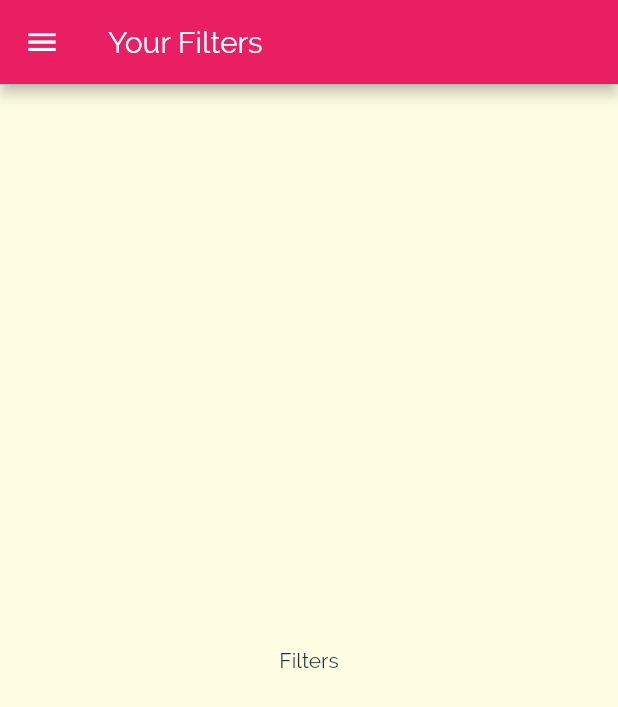
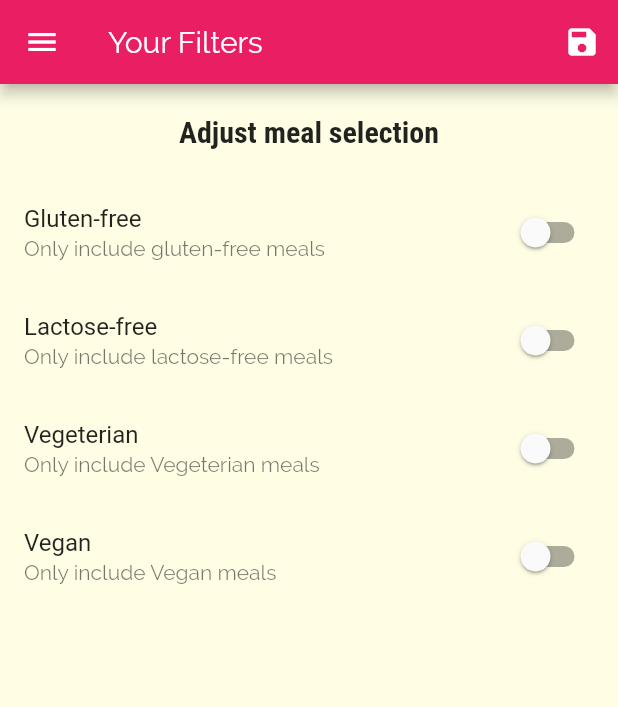
Before and after one commit to otma88/meals_app, a Flutter app: the Filters screen opened by its route, on a phone screen of 412 x 824 dp. Shown: the top 707 px of the screen. Run offline on Flutter 3.47's test engine with Material 2 defaults, Android fonts, the phone set to English and light mode, and no system bars.

Commit message:
working on meals app 2

```diff
--- a/lib/main.dart
+++ b/lib/main.dart
@@ -1,15 +1,48 @@
 import 'dart:ui';
 
 import 'package:flutter/material.dart';
+import 'package:meals_app/dummy_data.dart';
+import 'package:meals_app/models/meal.dart';
 import 'package:meals_app/screens/filters.dart';
-import 'file:///C:/Users/mario.otmacic/Desktop/Mario/flutter/meals_app/lib/screens/categories.dart';
-import 'file:///C:/Users/mario.otmacic/Desktop/Mario/flutter/meals_app/lib/screens/category_meals.dart';
+import 'package:meals_app/screens/categories.dart';
+import 'package:meals_app/screens/category_meals.dart';
 import 'package:meals_app/screens/meal_detail.dart';
 import 'package:meals_app/screens/tabs.dart';
 
 void main() => runApp(MyApp());
 
-class MyApp extends StatelessWidget {
+class MyApp extends StatefulWidget {
+  @override
+  _MyAppState createState() => _MyAppState();
+}
+
+class _MyAppState extends State<MyApp> {
+  Map<String, bool> _filters = {'gluten': false, 'lactose': false, 'vegan': false, 'vegeterian': false};
+
+  List<Meal> _availableMeals = DUMMY_MEALS;
+
+  void _setFilters(Map<String, bool> filterData) {
+    setState(() {
+      _filters = filterData;
+
+      _availableMeals = DUMMY_MEALS.where((element) {
+        if (_filters['gluten'] && !element.isGlutenFree) {
+          return false;
+        }
+        if (_filters['lactose'] && !element.isLactoseFree) {
+          return false;
+        }
+        if (_filters['vegan'] && !element.isVegan) {
+          return false;
+        }
+        if (_filters['vegeterian'] && !element.isVegetarian) {
+          return false;
+        }
+        return true;
+      }).toList();
+    });
+  }
+
   @override
   Widget build(BuildContext context) {
     return MaterialApp(
@@ -26,9 +59,9 @@ class MyApp extends StatelessWidget {
       // home: Categories(),
       routes: {
         '/': (ctx) => Tabs(),
-        CategoryMeals.routeName: (ctx) => CategoryMeals(),
+        CategoryMeals.routeName: (ctx) => CategoryMeals(_availableMeals),
         MealDetail.routeName: (ctx) => MealDetail(),
-        Filters.routeName: (ctx) => Filters()
+        Filters.routeName: (ctx) => Filters(_filters, _setFilters)
       },
     );
   }
--- a/lib/screens/filters.dart
+++ b/lib/screens/filters.dart
@@ -1,19 +1,89 @@
 import 'package:flutter/material.dart';
 import 'package:meals_app/widgets/main_drawer.dart';
 
-class Filters extends StatelessWidget {
+class Filters extends StatefulWidget {
   static const String routeName = '/filters';
+
+  final Function saveFilters;
+  final Map<String, bool> currentFilters;
+
+  Filters(this.currentFilters, this.saveFilters);
+
+  @override
+  _FiltersState createState() => _FiltersState();
+}
+
+class _FiltersState extends State<Filters> {
+  bool _glutenFree = false;
+  bool _vegeterian = false;
+  bool _vegan = false;
+  bool _lactoseFree = false;
+
+  @override
+  void initState() {
+    _glutenFree = widget.currentFilters['gluten'];
+    _lactoseFree = widget.currentFilters['lactose'];
+    _vegeterian = widget.currentFilters['vegeterian'];
+    _vegan = widget.currentFilters['vegan'];
+    super.initState();
+  }
+
+  Widget _buildSwitchListTile(String title, String description, bool currentValue, Function updateValue) {
+    return SwitchListTile(title: Text(title), value: currentValue, subtitle: Text(description), onChanged: updateValue);
+  }
 
   @override
   Widget build(BuildContext context) {
     return Scaffold(
-      appBar: AppBar(
-        title: Text('Your Filters'),
-      ),
-      drawer: MainDrawer(),
-      body: Center(
-        child: Text('Filters'),
-      ),
-    );
+        appBar: AppBar(
+          title: Text('Your Filters'),
+          actions: <Widget>[
+            IconButton(
+              icon: Icon(Icons.save),
+              onPressed: () {
+                final selectedFilters = {'gluten': _glutenFree, 'lactose': _lactoseFree, 'vegan': _vegan, 'vegeterian': _vegeterian};
+                widget.saveFilters(selectedFilters);
+              },
+            )
+          ],
+        ),
+        drawer: MainDrawer(),
+        body: Column(
+          children: <Widget>[
+            Container(
+              padding: EdgeInsets.all(20),
+              child: Text(
+                'Adjust meal selection',
+                style: Theme.of(context).textTheme.title,
+              ),
+            ),
+            Expanded(
+              child: ListView(
+                children: <Widget>[
+                  _buildSwitchListTile('Gluten-free', 'Only include gluten-free meals', _glutenFree, (newValue) {
+                    setState(() {
+                      _glutenFree = newValue;
+                    });
+                  }),
+                  _buildSwitchListTile('Lactose-free', 'Only include lactose-free meals', _lactoseFree, (newValue) {
+                    setState(() {
+                      _lactoseFree = newValue;
+                    });
+                  }),
+                  _buildSwitchListTile('Vegeterian', 'Only include Vegeterian meals', _vegeterian, (newValue) {
+                    setState(() {
+                      _vegeterian = newValue;
+                    });
+                  }),
+                  _buildSwitchListTile('Vegan', 'Only include Vegan meals', _vegan, (newValue) {
+                    setState(() {
+                      _vegan = newValue;
+                    });
+                  })
+                ],
+              ),
+            )
+          ],
+        ));
   }
 }
```
Also changed, not shown: lib/screens/category_meals.dart (+38 -14 lines).
